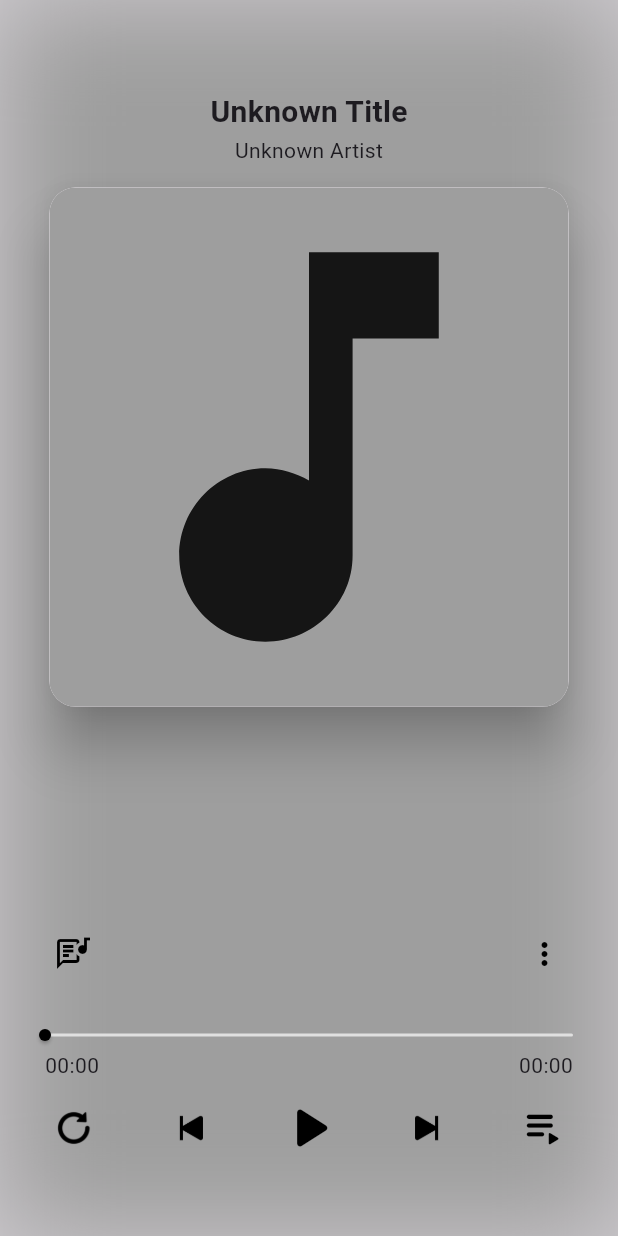
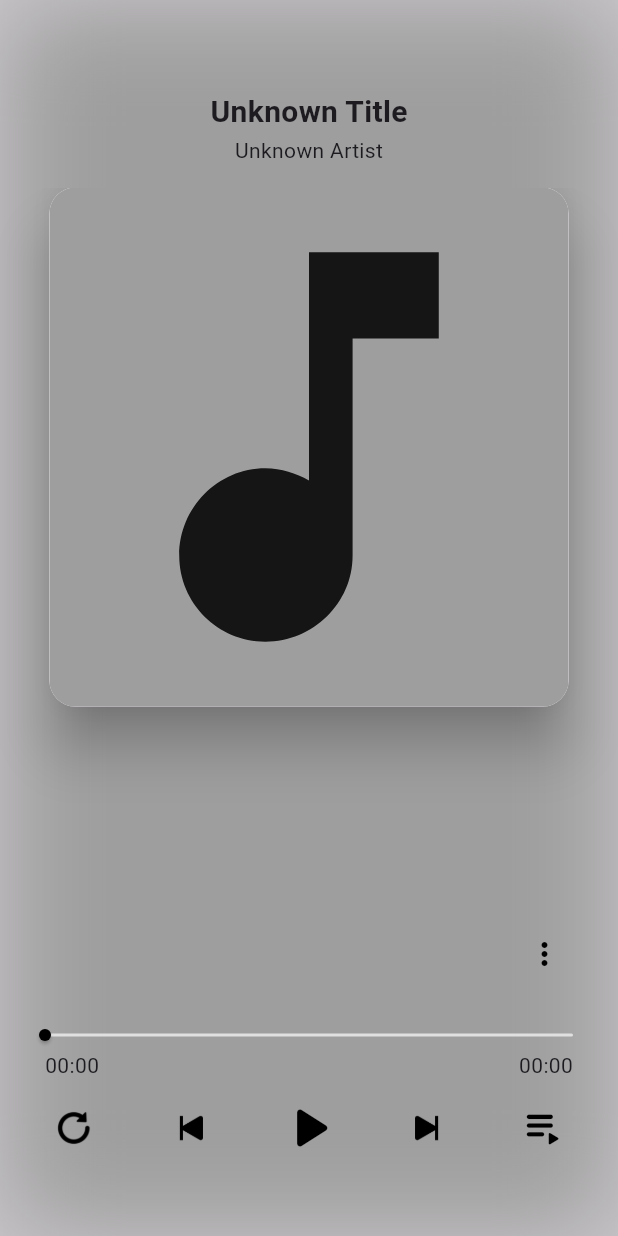
Before and after one commit to AfalpHy/ParticleMusic, a Flutter app: the LyricsPage screen opened directly, on a phone screen of 412 x 824 dp. Run offline on Flutter 3.47's test engine with Material 3 defaults, Android fonts, the phone set to English and light mode, and no system bars; drawn by our look-alikes of scrollable_positioned_list, smooth_corner; our stand-ins replace audio_service, auto_size_text, flutter_switch, just_audio, marquee, permission_handler and 1 more; missing offline and left inert: audio_metadata_reader; statements that could not run were skipped.

Commit message:
use pageview for lyrics page; jump to lyrics at first time

```diff
--- a/lib/audio_handler.dart
+++ b/lib/audio_handler.dart
@@ -232,7 +232,7 @@ class MyAudioHandler extends BaseAudioHandler with ChangeNotifier {
     g /= count;
     b /= count;
     int luminance = image.getLuminanceRgb(r, g, b).toInt();
-    int minLuminace = 90;
+    int minLuminace = 120;
     if (luminance < minLuminace) {
       r += minLuminace - luminance;
       g += minLuminace - luminance;
--- a/lib/lyrics_page.dart
+++ b/lib/lyrics_page.dart
@@ -21,12 +21,12 @@ class LyricsPage extends StatelessWidget {
     return ValueListenableBuilder(
       valueListenable: currentSongNotifier,
       builder: (context, currentSong, child) {
-        return lyricsScaffold(currentSong, artPage(context, currentSong));
+        return lyricsScaffold(context, currentSong);
       },
     );
   }
 
-  Widget lyricsScaffold(AudioMetadata? currentSong, Widget body) {
+  Widget lyricsScaffold(BuildContext context, AudioMetadata? currentSong) {
     return Material(
       child: Stack(
         fit: StackFit.expand,
@@ -78,7 +78,15 @@ class LyricsPage extends StatelessWidget {
                 ],
               ),
               SizedBox(height: 15),
-              Expanded(child: body),
+
+              Expanded(
+                child: PageView(
+                  children: [
+                    artPage(context, currentSong),
+                    expandedLyricsPage(context, currentSong),
+                  ],
+                ),
+              ),
             ],
           ),
         ],
@@ -130,26 +138,6 @@ class LyricsPage extends StatelessWidget {
 
         Row(
           children: [
-            SizedBox(width: 24),
-            IconButton(
-              color: Colors.black,
-              onPressed: () {
-                Navigator.of(context).push(
-                  MaterialPageRoute(
-                    builder: (_) => ValueListenableBuilder(
-                      valueListenable: currentSongNotifier,
-                      builder: (context, currentSong, child) {
-                        return lyricsScaffold(
-                          currentSong,
-                          expandedLyricsPage(context, currentSong),
-                        );
-                      },
-                    ),
-                  ),
-                );
-              },
-              icon: Icon(Icons.lyrics_outlined),
-            ),
             Spacer(),
             FavoriteButton(),
             IconButton(
@@ -458,30 +446,39 @@ class LyricsListViewState extends State<LyricsListView> {
   bool userDragging = false;
   bool userDragged = false;
 
+  bool first = true;
   Timer? timer;
 
   @override
   void initState() {
     super.initState();
+
     positionSub = audioHandler.player.positionStream.listen((position) {
       if (lyrics.isNotEmpty) {
         int tmp = currentIndexNotifier.value;
-        currentIndexNotifier.value = lyrics.lastIndexWhere(
+        int current = lyrics.lastIndexWhere(
           (line) => position >= line.timestamp,
         );
+        currentIndexNotifier.value = current;
 
-        if (!userDragging &&
-            currentIndexNotifier.value >= 0 &&
-            (tmp != currentIndexNotifier.value || userDragged)) {
+        if (!userDragging && current >= 0 && (tmp != current || userDragged)) {
           userDragged = false;
 
           if (mounted) {
+            if (first) {
+              itemScrollController.jumpTo(
+                index: current + 1,
+                alignment: widget.expanded ? 0.35 : 0.4,
+              );
+              first = false;
+            } else {
               itemScrollController.scrollTo(
                 index: currentIndexNotifier.value + 1,
                 duration: Duration(milliseconds: 300), // smooth animation
                 curve: Curves.linear,
                 alignment: widget.expanded ? 0.35 : 0.4,
               );
+            }
           }
         }
       }
```
Lines whose indentation alone changed are shown as unchanged.
